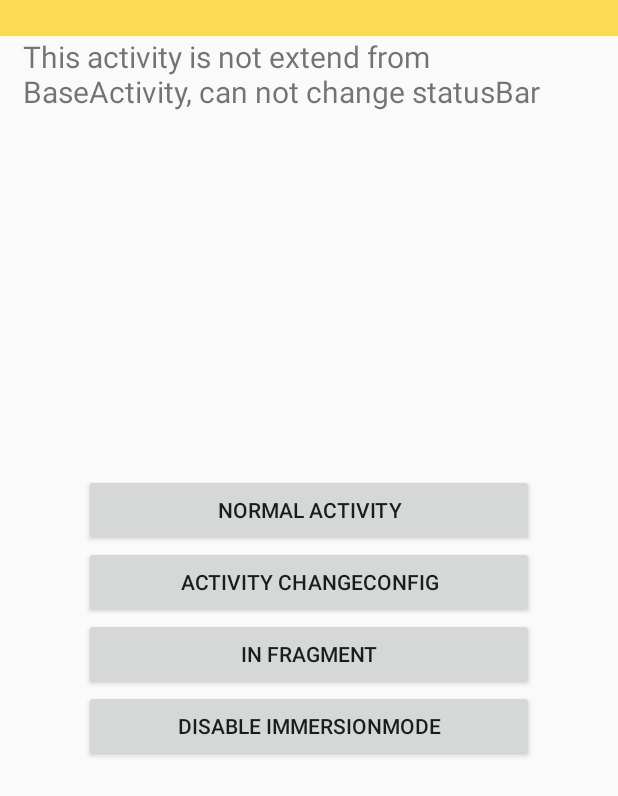
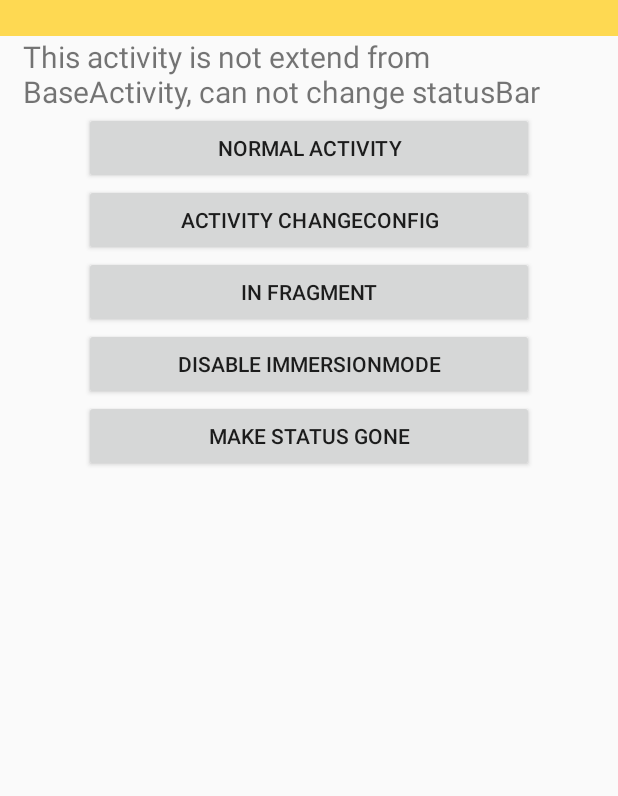
Before and after one commit to liyuhaolol/LightImmersionMode, an Android app: the screen it shows after launch (MainActivity), on a phone screen of 412 x 824 dp. Shown: the top 796 px of the screen. Run offline under Robolectric (Android 15) with nearby library versions, the phone set to English and light mode, and no system bars.

Commit message:
更新1.0.1

```diff
--- a/immersion-sdk/build.gradle
+++ b/immersion-sdk/build.gradle
@@ -9,8 +9,8 @@ android {
     defaultConfig {
         minSdkVersion 8
         targetSdkVersion 24
-        versionCode 1
-        versionName "1.0.0"
+        versionCode 2
+        versionName "1.0.1"
 
     }
     buildTypes {
@@ -29,7 +29,7 @@ def libName = 'LightImmersionMode'
 
 group = "spa.lyh.cn"
 
-version = "1.0.0"
+version = "1.0.1"
 
 task sourcesJar(type: Jar) {
     from android.sourceSets.main.java.srcDirs
--- a/lightimmersion-demo/build.gradle
+++ b/lightimmersion-demo/build.gradle
@@ -26,6 +26,6 @@ dependencies {
     })
     compile 'com.android.support:appcompat-v7:25.3.1'
     testCompile 'junit:junit:4.12'
-    compile 'spa.lyh.cn:immersion-sdk:1.0.0'
-    //compile project(':immersion-sdk')
+    //compile 'spa.lyh.cn:immersion-sdk:1.0.0'
+    compile project(':immersion-sdk')
 }
--- a/lightimmersion-demo/src/main/AndroidManifest.xml
+++ b/lightimmersion-demo/src/main/AndroidManifest.xml
@@ -21,6 +21,7 @@
         <activity android:name=".ChangeActivity"/>
         <activity android:name=".FragmentActivity"/>
         <activity android:name=".DisableActivity"/>
+        <activity android:name=".GoneActivity"/>
     </application>
 
 </manifest>
--- a/lightimmersion-demo/src/main/java/spa/lyh/cn/lightimmersionmode/DisableActivity.java
+++ b/lightimmersion-demo/src/main/java/spa/lyh/cn/lightimmersionmode/DisableActivity.java
@@ -4,8 +4,6 @@ import android.os.Bundle;
 import android.support.annotation.Nullable;
 
 import spa.lyh.cn.lightimmersionmode.base.BaseActivity;
-import spa.lyh.cn.statusbarlightmode.ImmersionConfiguration;
-import spa.lyh.cn.statusbarlightmode.TemporaryConfig;
 
 /**
  * Created by liyuhao on 2017/5/4.
@@ -21,8 +19,6 @@ public class DisableActivity extends BaseActivity{
          * config must be set before function:'immersionMode.execImmersionMode(this)',
          * therefore, config should init in onCreate(), function exec in onResume()
          */
-        TemporaryConfig config = new TemporaryConfig(this);
-        config.setEnable(ImmersionConfiguration.DISABLE);
-        immersionMode.setTemporaryConfig(config);
+        DisableImmersionMode();
     }
 }
--- a/lightimmersion-demo/src/main/java/spa/lyh/cn/lightimmersionmode/MainActivity.java
+++ b/lightimmersion-demo/src/main/java/spa/lyh/cn/lightimmersionmode/MainActivity.java
@@ -33,6 +33,10 @@ public class MainActivity extends AppCompatActivity {
                 intent = new Intent(MainActivity.this, DisableActivity.class);
                 startActivity(intent);
                 break;
+            case R.id.gone:
+                intent = new Intent(MainActivity.this, GoneActivity.class);
+                startActivity(intent);
+                break;
             default:
                 break;
         }
--- a/lightimmersion-demo/src/main/res/layout/activity_main.xml
+++ b/lightimmersion-demo/src/main/res/layout/activity_main.xml
@@ -11,6 +11,7 @@
         android:layout_width="match_parent"
         android:layout_height="24dp"/>
     <TextView
+        android:id="@+id/ttt"
         android:layout_marginLeft="15dp"
         android:layout_marginRight="15dp"
         android:layout_below="@+id/vvv"
@@ -18,12 +19,15 @@
         android:layout_height="wrap_content"
         android:textSize="20sp"
         android:text="@string/note"/>
-
+    <ScrollView
+        android:layout_width="match_parent"
+        android:layout_height="match_parent"
+        android:layout_below="@+id/ttt">
         <LinearLayout
-    android:layout_width="wrap_content"
-    android:layout_height="wrap_content"
+            android:layout_width="match_parent"
+            android:layout_height="match_parent"
             android:orientation="vertical"
-    android:layout_centerInParent="true"
+            android:gravity="center"
             >
             <Button
                 android:id="@+id/normalactivity"
@@ -49,6 +53,14 @@
                 android:layout_height="wrap_content"
                 android:text="@string/disable_mode"
                 android:onClick="onClick"/>
+            <Button
+                android:id="@+id/gone"
+                android:layout_width="300dp"
+                android:layout_height="wrap_content"
+                android:text="@string/status_gone"
+                android:onClick="onClick"/>
         </LinearLayout>
+    </ScrollView>
+
 
 </RelativeLayout>
--- a/lightimmersion-demo/src/main/res/values/colors.xml
+++ b/lightimmersion-demo/src/main/res/values/colors.xml
@@ -11,4 +11,5 @@
     <color name="Green">#00ff00</color>
     <color name="bar_color">#fed952</color>
     <color name="GrayGreen">#83AF9B</color>
+    <color name="title_bg_color">#3577C5</color>
 </resources>
--- a/lightimmersion-demo/src/main/res/values/strings.xml
+++ b/lightimmersion-demo/src/main/res/values/strings.xml
@@ -10,6 +10,10 @@
     <string name="second_fragment">fragment B\n\nchange color in parent activity</string>
     <string name="third_fragment">fragment C\n\nchange color in parent activity</string>
     <string name="disable_mode">Disable ImmersionMode</string>
+    <string name="status_gone">make status GONE</string>
+    <string name="make_gone">GONE</string>
+    <string name="make_visible">VISIBLE</string>
     <string name="note">This activity is not extend from BaseActivity, can not change statusBar</string>
     <string name="disable_note">This activity extend from BaseActivity, but disable Immersionmode</string>
+    <string name="gone_note">this function only work blow sdk 21!!!!</string>
 </resources>
```
Also changed, not shown: immersion-sdk/src/main/java/spa/lyh/cn/statusbarlightmode/ImmersionMode.java (+25 -1 lines), immersion-sdk/src/main/java/spa/lyh/cn/statusbarlightmode/helpers/immersionmode/ImmersionHelper.java (+6 -4 lines), lightimmersion-demo/src/main/java/spa/lyh/cn/lightimmersionmode/GoneActivity.java (added, +31 -0 lines), lightimmersion-demo/src/main/java/spa/lyh/cn/lightimmersionmode/base/BaseActivity.java (+24 -0 lines), lightimmersion-demo/src/main/res/layout/activity_gone.xml (added, +38 -0 lines), 1 other file. Lines whose indentation alone changed are shown as unchanged.
